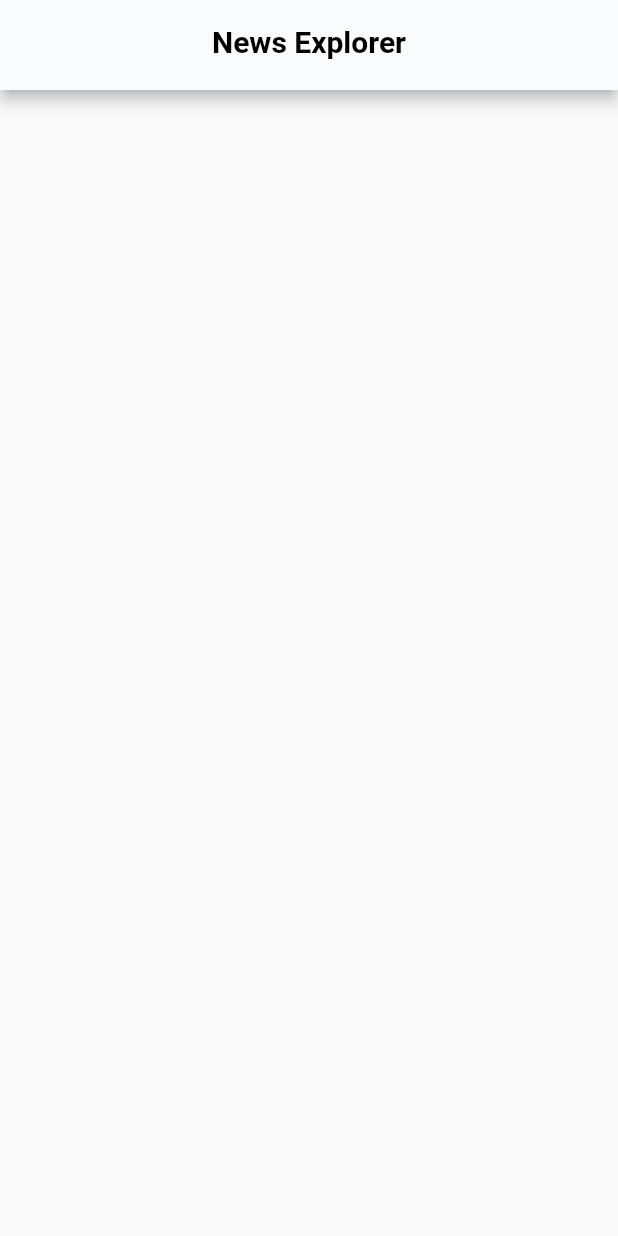
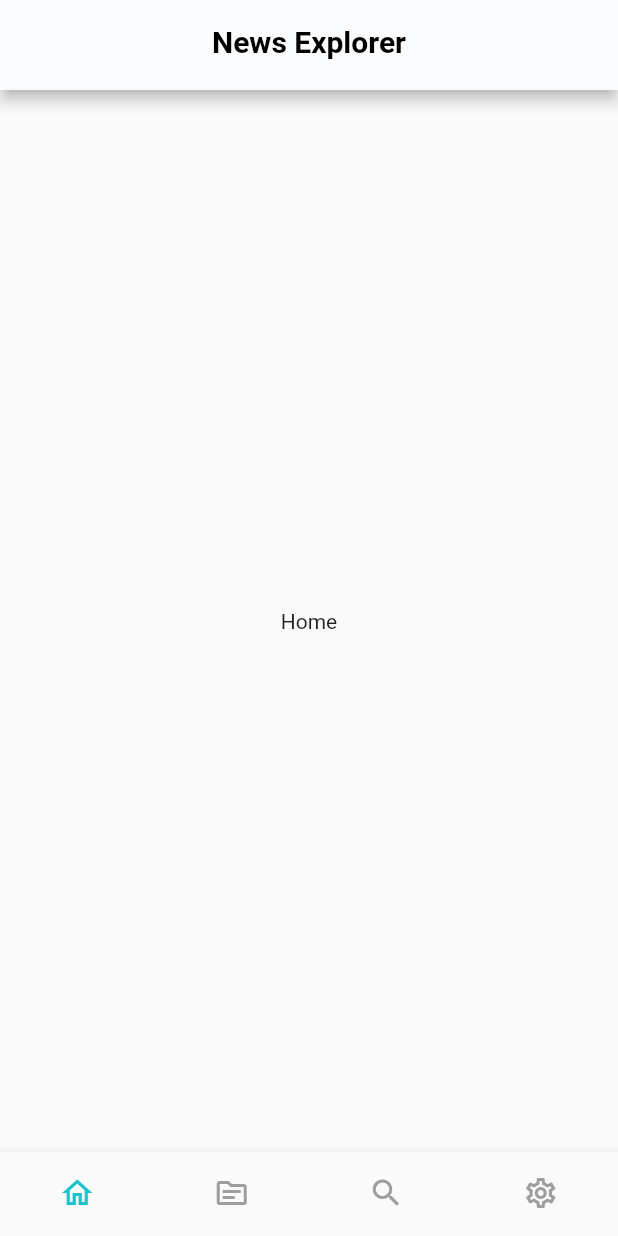
Before and after one commit to mdsakibulislamofficial/news_explorer, a Flutter app: the screen it shows after launch, on a phone screen of 412 x 824 dp. Run offline on Flutter 3.47's test engine with Material 2 defaults, Android fonts, the light colour scheme and no system bars; our stand-ins replace get, google_fonts.

Commit message:
working on BottomNavigationBar and create home source search settings modules

```diff
--- /dev/null
+++ b/lib/app/modules/home/controller/home_controller.dart
@@ -0,0 +1,3 @@
+import 'package:get/get.dart';
+
+class HomeController extends GetxController {}
--- /dev/null
+++ b/lib/app/modules/home/view/home_view.dart
@@ -0,0 +1,14 @@
+import 'package:flutter/material.dart';
+import 'package:get/get.dart';
+import 'package:news_explorer/app/modules/home/controller/home_controller.dart';
+
+class HomeView extends GetView<HomeController> {
+  const HomeView({Key? key}) : super(key: key);
+
+  @override
+  Widget build(BuildContext context) {
+    return const Center(
+      child: Text('Home'),
+    );
+  }
+}
--- /dev/null
+++ b/lib/app/modules/main/controller/navigation_controller.dart
@@ -0,0 +1,9 @@
+import 'package:get/get.dart';
+
+class NavigationContorller extends GetxController {
+  var selectedIndex = 0.obs;
+
+  changeIndex(index) {
+    selectedIndex.value = index;
+  }
+}
--- /dev/null
+++ b/lib/app/modules/main/model/manu_code.dart
@@ -0,0 +1,12 @@
+import 'package:news_explorer/app/modules/home/view/home_view.dart';
+import 'package:news_explorer/app/modules/search/view/search__view.dart';
+import 'package:news_explorer/app/modules/settings/view/settings_view.dart';
+import 'package:news_explorer/app/modules/source/view/source_view.dart';
+import 'package:news_explorer/app/routes/app_route.dart';
+
+final screens = [
+  HomeView(),
+  SourceView(),
+  SearchView(),
+  SettingsView(),
+];
--- a/lib/app/modules/main/view/main_view.dart
+++ b/lib/app/modules/main/view/main_view.dart
@@ -1,17 +1,28 @@
 import 'package:get/get.dart';
 import 'package:flutter/material.dart';
 import '../../../core/widgets/custom_app_bar.dart';
+import '../controller/Navigation_controller.dart';
 import '../controller/main_controller.dart';
+import '../model/manu_code.dart';
+import 'navigation_bar_view.dart';
 
 class MainView extends GetView<MainController> {
-  const MainView({Key? key}) : super(key: key);
+  MainView({Key? key}) : super(key: key);
 
+  NavigationContorller navigationContorller = Get.put(NavigationContorller());
   @override
   Widget build(BuildContext context) {
-    return const Scaffold(
-      appBar: CustomAppBar(
+    return Scaffold(
+      appBar: const CustomAppBar(
         appBarTitleText: 'News Explorer',
       ),
+      body: Obx(
+        () => IndexedStack(
+          index: navigationContorller.selectedIndex.value,
+          children: screens,
+        ),
+      ),
+      bottomNavigationBar: NavigationBarView(),
     );
   }
 }
--- /dev/null
+++ b/lib/app/modules/main/view/navigation_bar_view.dart
@@ -0,0 +1,46 @@
+import 'package:flutter/material.dart';
+import 'package:get/get.dart';
+import 'package:news_explorer/app/core/values/app_colors.dart';
+import 'package:news_explorer/app/modules/main/controller/Navigation_controller.dart';
+
+class NavigationBarView extends GetView<NavigationContorller> {
+  final item = [];
+
+  NavigationContorller navigationBarController =
+      Get.put(NavigationContorller());
+
+  @override
+  Widget build(BuildContext context) {
+    return Obx(() => BottomNavigationBar(
+          type: BottomNavigationBarType.fixed,
+          selectedItemColor: AppColors.colorPrimary,
+          unselectedItemColor: Colors.grey,
+          showSelectedLabels: false,
+          showUnselectedLabels: false,
+          onTap: (index) {
+            navigationBarController.changeIndex(index);
+          },
+          currentIndex: navigationBarController.selectedIndex.value,
+          items: items,
+        ));
+  }
+
+  List<BottomNavigationBarItem> items = [
+    const BottomNavigationBarItem(
+      icon: Icon(Icons.home_outlined),
+      label: 'Home',
+    ),
+    const BottomNavigationBarItem(
+      icon: Icon(Icons.source_outlined),
+      label: 'Source',
+    ),
+    const BottomNavigationBarItem(
+      icon: Icon(Icons.search),
+      label: 'Search',
+    ),
+    const BottomNavigationBarItem(
+      icon: Icon(Icons.settings_outlined),
+      label: 'Setting',
+    ),
+  ];
+}
--- /dev/null
+++ b/lib/app/modules/search/controller/search_controller.dart
@@ -0,0 +1,3 @@
+import 'package:get/get.dart';
+
+class SearchController extends GetxController {}
--- /dev/null
+++ b/lib/app/modules/settings/controller/settings_controller.dart
@@ -0,0 +1,3 @@
+import 'package:get/get.dart';
+
+class SettingsController extends GetxController {}
--- /dev/null
+++ b/lib/app/modules/source/controller/source_controller.dart
@@ -0,0 +1,3 @@
+import 'package:get/get.dart';
+
+class SourceController extends GetxController {}
--- a/lib/app/routes/app_page.dart
+++ b/lib/app/routes/app_page.dart
@@ -1,9 +1,18 @@
 // ignore_for_file: constant_identifier_names
 
 import 'package:get/get.dart';
+import 'package:news_explorer/app/modules/home/bindings/home_binding.dart';
+import 'package:news_explorer/app/modules/home/view/home_view.dart';
+import 'package:news_explorer/app/modules/settings/bindings/settings_binding.dart';
+import 'package:news_explorer/app/modules/source/bindings/source_binding.dart';
+import 'package:news_explorer/app/modules/source/controller/source_controller.dart';
+import 'package:news_explorer/app/modules/source/view/source_view.dart';
 import 'package:news_explorer/app/routes/app_route.dart';
 import '../modules/main/bindings/main_baindings.dart';
 import '../modules/main/view/main_view.dart';
+import '../modules/search/bindings/search_binding.dart';
+import '../modules/search/view/search__view.dart';
+import '../modules/settings/view/settings_view.dart';
 
 class AppPages {
   AppPages._();
@@ -11,8 +20,28 @@ class AppPages {
   static final routes = [
     GetPage(
       name: Paths.MAIN,
-      page: () => const MainView(),
+      page: () => MainView(),
       binding: MainBinding(),
+    ),
+    GetPage(
+      name: Paths.HOME,
+      page: () => HomeView(),
+      binding: HomeBinding(),
+    ),
+    GetPage(
+      name: Paths.SOURCE,
+      page: () => SourceView(),
+      binding: SourceBinding(),
+    ),
+    GetPage(
+      name: Paths.SEARCH,
+      page: () => SearchView(),
+      binding: SearchBinding(),
+    ),
+    GetPage(
+      name: Paths.SETTING,
+      page: () => SettingsView(),
+      binding: SettingsBinding(),
     ),
   ];
 }
```
Also changed, not shown: lib/app/modules/home/bindings/home_binding.dart (added, +13 -0 lines), lib/app/modules/search/bindings/search_binding.dart (added, +12 -0 lines), lib/app/modules/search/view/search__view.dart (added, +14 -0 lines), lib/app/modules/settings/bindings/settings_binding.dart (added, +12 -0 lines), lib/app/modules/settings/view/settings_view.dart (added, +14 -0 lines), lib/app/modules/source/bindings/source_binding.dart (added, +13 -0 lines), lib/app/modules/source/view/source_view.dart (added, +14 -0 lines).
